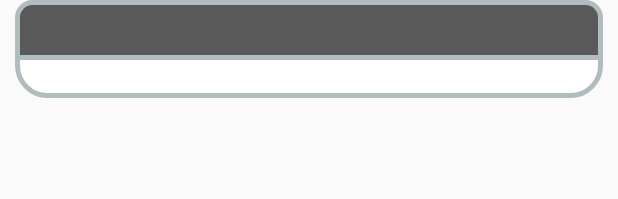
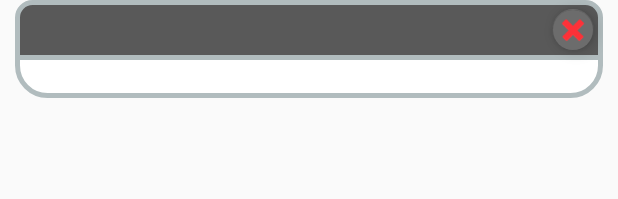
Before and after one commit to Retnirps/SimpleWotBlitzStatistics, an Android app: the layout statistics_by_date.xml on its own in the app's theme, with its tools: preview values and no code run, on a phone screen of 412 x 824 dp. Shown: the top 199 px of the screen. Run offline under Robolectric (Android 15) with nearby library versions, the phone set to English and light mode, and no system bars.

Commit message:
add an opportunity to delete a single statistics by some date

```diff
--- a/app/build.gradle
+++ b/app/build.gradle
@@ -1,6 +1,12 @@
 apply plugin: 'com.android.application'
 apply plugin: 'kotlin-android'
 apply plugin: 'kotlin-android-extensions'
+
+def WOTB_KEY = '"' + wotb_key + '"' ?: '"Define wotb key"';
+
+android.buildTypes.each {
+    it.buildConfigField 'String', 'WOTB_KEY', WOTB_KEY
+}
 
 android {
     compileSdkVersion 30
--- a/app/src/main/java/com/majestaDev/blitzcalcsession/data/TanksStatisticsRepository.kt
+++ b/app/src/main/java/com/majestaDev/blitzcalcsession/data/TanksStatisticsRepository.kt
@@ -12,4 +12,8 @@ class TanksStatisticsRepository(private val tanksStatisticsDao: TanksStatisticsD
     suspend fun deleteAllStatistics() {
         tanksStatisticsDao.deleteAllStatistics()
     }
+
+    suspend fun deleteTanksStatistics(tanksStatisticsData: TanksStatisticsData) {
+        tanksStatisticsDao.deleteTanksStatistics(tanksStatisticsData)
+    }
 }
--- a/app/src/main/java/com/majestaDev/blitzcalcsession/data/TanksStatisticsViewModel.kt
+++ b/app/src/main/java/com/majestaDev/blitzcalcsession/data/TanksStatisticsViewModel.kt
@@ -28,4 +28,10 @@ class TanksStatisticsViewModel(application: Application): AndroidViewModel(appli
             repository.deleteAllStatistics()
         }
     }
+
+    fun deleteTanksStatistics(tanksStatisticsData: TanksStatisticsData) {
+        viewModelScope.launch(Dispatchers.IO) {
+            repository.deleteTanksStatistics(tanksStatisticsData)
+        }
+    }
 }
--- a/app/src/main/java/com/majestaDev/blitzcalcsession/fragments/history/HistoryFragment.kt
+++ b/app/src/main/java/com/majestaDev/blitzcalcsession/fragments/history/HistoryFragment.kt
@@ -22,12 +22,13 @@ class HistoryFragment: Fragment() {
     ): View {
         val view = inflater.inflate(R.layout.history_fragment_layout, container, false)
 
-        val adapter = HistoryAdapter(requireContext())
+        tanksStatisticsViewModel = ViewModelProvider(this).get(TanksStatisticsViewModel::class.java)
+
+        val adapter = HistoryAdapter(requireContext(), tanksStatisticsViewModel)
         val recyclerView = view.statistics_history
         recyclerView.adapter = adapter
         recyclerView.layoutManager = LinearLayoutManager(requireContext())
 
-        tanksStatisticsViewModel = ViewModelProvider(this).get(TanksStatisticsViewModel::class.java)
         tanksStatisticsViewModel.getAllTanksStatistics.observe(viewLifecycleOwner, Observer { statistics ->
             adapter.setData(statistics)
         })
--- a/app/src/main/res/layout/statistics_by_date.xml
+++ b/app/src/main/res/layout/statistics_by_date.xml
@@ -1,5 +1,6 @@
 <?xml version="1.0" encoding="utf-8"?>
 <RelativeLayout xmlns:android="http://schemas.android.com/apk/res/android"
+    xmlns:app="http://schemas.android.com/apk/res-auto"
     android:layout_width="match_parent"
     android:layout_height="wrap_content"
     android:layout_marginStart="10dp"
@@ -30,4 +31,21 @@
         android:orientation="vertical"
         android:paddingBottom="25dp"></LinearLayout>
 
+    <com.google.android.material.floatingactionbutton.FloatingActionButton
+        android:id="@+id/delete_button"
+        android:layout_width="28dp"
+        android:layout_height="28dp"
+        android:layout_alignParentTop="true"
+        android:layout_alignParentEnd="true"
+        android:layout_marginStart="6dp"
+        android:layout_marginTop="6dp"
+        android:layout_marginEnd="6dp"
+        android:layout_marginBottom="6dp"
+        android:backgroundTint="#6C6C6C"
+        android:clickable="true"
+        android:src="@android:drawable/ic_delete"
+        android:tint="#E6FF3636"
+        app:backgroundTint="#00FFFFFF"
+        app:fabCustomSize="28dp" />
+
 </RelativeLayout>
```
Also changed, not shown: app/src/main/java/com/majestaDev/blitzcalcsession/DataController.kt (+16 -0 lines), app/src/main/java/com/majestaDev/blitzcalcsession/RequestHandler.kt (+19 -3 lines), app/src/main/java/com/majestaDev/blitzcalcsession/data/TanksStatisticsDao.kt (+5 -5 lines), app/src/main/java/com/majestaDev/blitzcalcsession/fragments/history/HistoryAdapter.kt (+24 -2 lines), app/src/main/java/com/majestaDev/blitzcalcsession/models/TankStatistics.kt (+1 -7 lines), app/src/main/java/com/majestaDev/blitzcalcsession/models/Total.kt (added, +18 -0 lines).
